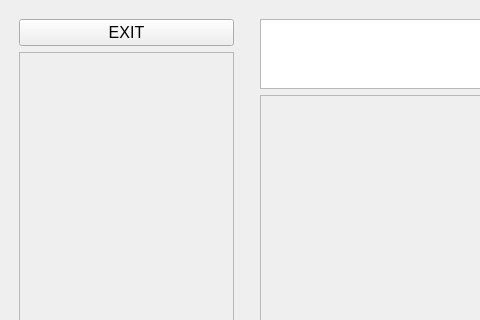
Above: mainwindow.ui from DmitryVic/ChatQT before the change; both pictures show x 0 to 480 and y 0 to 320 of the 965 by 598 pixel window. Below: the same form after it.
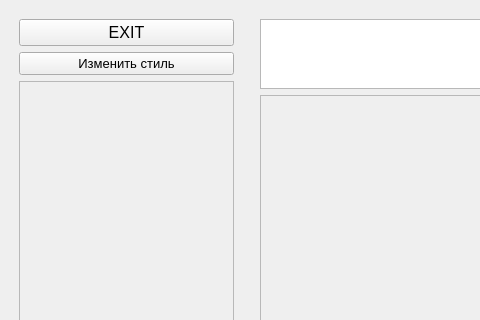
That is the form after the change. Icons and pictures are not drawn.

What changed in the file:
```diff
--- a/mainwindow.ui
+++ b/mainwindow.ui
@@ -54,6 +54,18 @@
           </property>
          </widget>
         </item>
+        <item>
+         <widget class="QPushButton" name="styleButton">
+          <property name="font">
+           <font>
+            <pointsize>10</pointsize>
+           </font>
+          </property>
+          <property name="text">
+           <string>Изменить стиль</string>
+          </property>
+         </widget>
+        </item>
        </layout>
       </item>
       <item>
@@ -69,7 +81,7 @@
              <x>0</x>
              <y>0</y>
              <width>211</width>
-             <height>519</height>
+             <height>488</height>
             </rect>
            </property>
           </widget>
```
